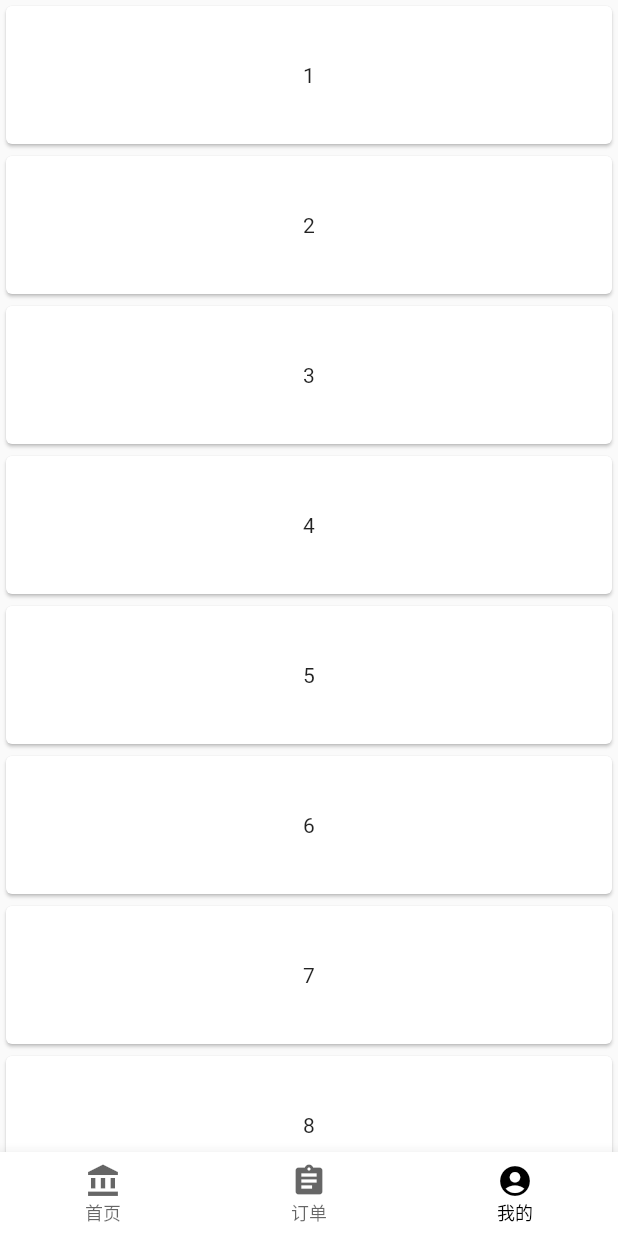
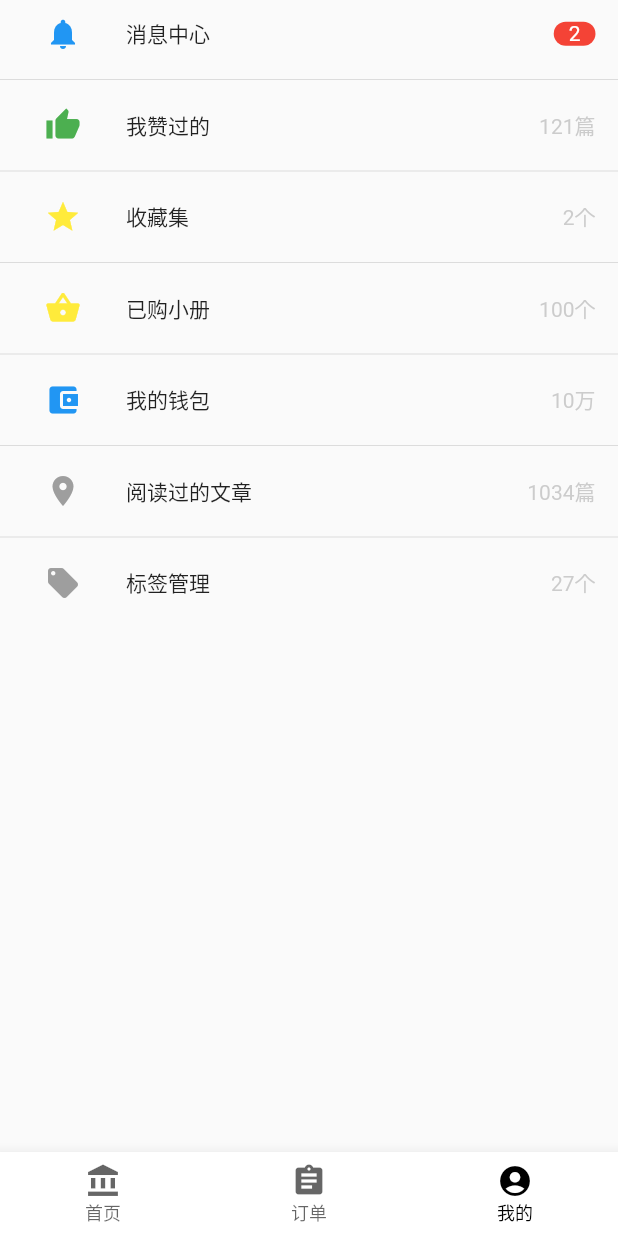
Before and after one commit to sjjrdfivk/order_device, a Flutter app: the screen it shows after launch, item 3 of the bottom bar chosen, on a phone screen of 412 x 824 dp. Run offline on Flutter 3.47's test engine with Material 2 defaults, Android fonts, the phone set to English and light mode, and no system bars; drawn by our look-alikes of pull_to_refresh; our stand-ins replace dio, fluro, flutter_swiper, fluttertoast, permission_handler, shared_preferences and 2 more; missing offline and left inert: color_dart, common_utils; statements that could not run were skipped.

Commit message:
我的页面

```diff
--- a/lib/pages/user/user.dart
+++ b/lib/pages/user/user.dart
@@ -1,136 +1,70 @@
 import 'package:flutter/material.dart';
 
-// import 'package:order_device/components/custom_swiper/index.dart';
-import 'package:pull_to_refresh/pull_to_refresh.dart';
-
-class UserPage extends StatefulWidget {
-  @override
-  _UserPage createState() => _UserPage();
-}
-
-class _UserPage extends State<UserPage> {
-  Color color = Colors.blue[300];
-
-  List<String> items = ["1", "2", "3", "4", "5", "6", "7", "8"];
-  RefreshController _refreshController =
-      RefreshController(initialRefresh: false);
-
-  void _onRefresh() async {
-    // monitor network fetch
-    await Future.delayed(Duration(milliseconds: 1000));
-    // if failed,use refreshFailed()
-    _refreshController.refreshCompleted();
-  }
-
-  void _onLoading() async {
-    // monitor network fetch
-    await Future.delayed(Duration(milliseconds: 1000));
-    // if failed,use loadFailed(),if no data return,use LoadNodata()
-    items.add((items.length + 1).toString());
-    if (mounted) setState(() {});
-    _refreshController.loadComplete();
-  }
-
+class UserPage extends StatelessWidget {
   @override
   Widget build(BuildContext context) {
-    return Scaffold(
-      body: SmartRefresher(
-        enablePullDown: true,
-        enablePullUp: true,
-        header: WaterDropHeader(),
-        footer: CustomFooter(
-          builder: (BuildContext context, LoadStatus mode) {
-            Widget body;
-            if (mode == LoadStatus.idle) {
-              body = Text("上拉加载");
-            } else if (mode == LoadStatus.loading) {
-              // body =  CupertinoActivityIndicator();
-            } else if (mode == LoadStatus.failed) {
-              body = Text("加载失败！点击重试！");
-            } else if (mode == LoadStatus.canLoading) {
-              body = Text("松手,加载更多!");
-            } else {
-              body = Text("没有更多数据了!");
-            }
-            return Container(
-              height: 55.0,
-              child: Center(child: body),
-            );
-          },
+    return Column(
+      children: <Widget>[
+        _SettingItem(
+          iconData: Icons.notifications,
+          iconColor: Colors.blue,
+          title: '消息中心',
+          suffix: _NotificationsText(
+            text: '2',
+          ),
         ),
-        controller: _refreshController,
-        onRefresh: _onRefresh,
-        onLoading: _onLoading,
-        child: ListView.builder(
-          itemBuilder: (c, i) => Card(child: Center(child: Text(items[i]))),
-          itemExtent: 100.0,
-          itemCount: items.length,
+        Divider(),
+        _SettingItem(
+          iconData: Icons.thumb_up,
+          iconColor: Colors.green,
+          title: '我赞过的',
+          suffix: _Suffix(
+            text: '121篇',
+          ),
         ),
-      ),
-    );
-    // return SingleChildScrollView(
-    //   child: Column(
-    //     children: [
-    //       Stack(
-    //         children: [
-    //           Positioned(
-    //             child: CustomSwiper(
-    //               [
-    //                 'assets/images/swiper1.jpg',
-    //                 'assets/images/swiper2.jpg',
-    //                 'assets/images/swiper3.jpg',
-    //               ],
-    //               // 屏幕高度
-    //               height: MediaQuery.of(context).size.height > 800 ? 288 : 208,
-    //             ),
-    //           ),
-    //         ],
-    //       ),
-    //       Container(
-    //         padding: EdgeInsets.only(top: 30),
-    //         child: Row(
-    //           mainAxisAlignment: MainAxisAlignment.spaceEvenly,
-    //           children: [
-    //             buildButtonColumn(color, Icons.call, 'CALL'),
-    //             buildButtonColumn(color, Icons.near_me, 'ROUTE'),
-    //             buildButtonColumn(color, Icons.share, 'SHARE'),
-    //             buildButtonColumn(color, Icons.monitor, 'monitor'),
-    //           ],
-    //         ),
-    //       ),
-    //       Container(
-    //         padding: EdgeInsets.only(top: 30),
-    //         child: Row(
-    //           mainAxisAlignment: MainAxisAlignment.spaceEvenly,
-    //           children: [
-    //             buildButtonColumn(color, Icons.call, 'CALL'),
-    //             buildButtonColumn(color, Icons.near_me, 'ROUTE'),
-    //             buildButtonColumn(color, Icons.share, 'SHARE'),
-    //             buildButtonColumn(color, Icons.monitor, 'monitor'),
-    //           ],
-    //         ),
-    //       ),
-    //       Container()
-    //     ],
-    //   ),
-    // );
-  }
-
-  Column buildButtonColumn(Color color, IconData icon, String label) {
-    return Column(
-      mainAxisSize: MainAxisSize.min,
-      mainAxisAlignment: MainAxisAlignment.center,
-      children: [
-        Icon(icon, color: color),
-        Container(
-          margin: const EdgeInsets.only(top: 8),
-          child: Text(
-            label,
-            style: TextStyle(
-              fontSize: 12,
-              fontWeight: FontWeight.w400,
-              color: color,
-            ),
+        Divider(),
+        _SettingItem(
+          iconData: Icons.grade,
+          iconColor: Colors.yellow,
+          title: '收藏集',
+          suffix: _Suffix(
+            text: '2个',
+          ),
+        ),
+        Divider(),
+        _SettingItem(
+          iconData: Icons.shopping_basket,
+          iconColor: Colors.yellow,
+          title: '已购小册',
+          suffix: _Suffix(
+            text: '100个',
+          ),
+        ),
+        Divider(),
+        _SettingItem(
+          iconData: Icons.account_balance_wallet,
+          iconColor: Colors.blue,
+          title: '我的钱包',
+          suffix: _Suffix(
+            text: '10万',
+          ),
+        ),
+        Divider(),
+        _SettingItem(
+          iconData: Icons.location_on,
+          iconColor: Colors.grey,
+          title: '阅读过的文章',
+          suffix: _Suffix(
+            text: '1034篇',
+          ),
+        ),
+        Divider(),
+        _SettingItem(
+          iconData: Icons.local_offer,
+          iconColor: Colors.grey,
+          title: '标签管理',
+          suffix: _Suffix(
+            text: '27个',
           ),
         ),
       ],
@@ -138,4 +72,76 @@ class _UserPage extends State<UserPage> {
   }
 }
 
-class CupertinoActivityIndicator {}
+class _SettingItem extends StatelessWidget {
+  const _SettingItem(
+      {Key key, this.iconData, this.iconColor, this.title, this.suffix})
+      : super(key: key);
+
+  final IconData iconData;
+  final Color iconColor;
+  final String title;
+  final Widget suffix;
+
+  @override
+  Widget build(BuildContext context) {
+    return Container(
+      height: 45,
+      child: Row(
+        children: <Widget>[
+          SizedBox(
+            width: 30,
+          ),
+          Icon(
+            iconData,
+            color: iconColor,
+          ),
+          SizedBox(
+            width: 30,
+          ),
+          Expanded(
+            child: Text('$title'),
+          ),
+          suffix,
+          SizedBox(
+            width: 15,
+          ),
+        ],
+      ),
+    );
+  }
+}
+
+class _NotificationsText extends StatelessWidget {
+  final String text;
+
+  const _NotificationsText({Key key, this.text}) : super(key: key);
+
+  @override
+  Widget build(BuildContext context) {
+    return Container(
+      padding: EdgeInsets.symmetric(horizontal: 10),
+      decoration: BoxDecoration(
+          shape: BoxShape.rectangle,
+          borderRadius: BorderRadius.all(Radius.circular(50)),
+          color: Colors.red),
+      child: Text(
+        '$text',
+        style: TextStyle(color: Colors.white),
+      ),
+    );
+  }
+}
+
+class _Suffix extends StatelessWidget {
+  final String text;
+
+  const _Suffix({Key key, this.text}) : super(key: key);
+
+  @override
+  Widget build(BuildContext context) {
+    return Text(
+      '$text',
+      style: TextStyle(color: Colors.grey.withOpacity(.5)),
+    );
+  }
+}
--- a/lib/route/route.dart
+++ b/lib/route/route.dart
@@ -13,6 +13,7 @@ class Routes {
   static String detailP = '/detailT';
   static String userAgreement = '/user_agreement';
   static String listTestPage = '/list_test_page';
+  static String payBuyPage = '/payBuyPage';
   // 定义路由处理函数
   static void configureRoutes(FluroRouter router) {
     router.notFoundHandler = new Handler(
@@ -31,5 +32,6 @@ class Routes {
     router.define(login, handler: loginHanderl);
     router.define(userAgreement, handler: userAgreementHanderl);
     router.define(listTestPage, handler: listTestViewPage);
+    router.define(payBuyPage, handler: payPageHanderl);
   }
 }
--- a/lib/route/router_handler.dart
+++ b/lib/route/router_handler.dart
@@ -8,6 +8,7 @@ import 'package:order_device/pages/normal_page/left_list_view_page.dart';
 import 'package:order_device/pages/routing_reference/routing_reference.dart';
 import 'package:order_device/pages/login/login.dart';
 import 'package:order_device/pages/login/user_agreement.dart';
+import 'package:order_device/pages/pay_page/index.dart';
 
 /* *
  * handler就是每个路由的规则，编写handler就是配置路由规则，
@@ -60,3 +61,9 @@ Handler userAgreementHanderl = Handler(
     handlerFunc: (BuildContext context, Map<String, List<String>> params) {
   return UserAgreement();
 });
+
+// 支付
+Handler payPageHanderl = Handler(
+    handlerFunc: (BuildContext context, Map<String, List<String>> params) {
+  return PayPage();
+});
--- a/pubspec.yaml
+++ b/pubspec.yaml
@@ -40,6 +40,7 @@ dependencies:
   synchronized: ^3.0.0
   shared_preferences: ^2.0.5
   fluttertoast: ^7.1.8
+  common_utils: ^2.0.2 #Dart常用工具类库。包含日期，正则，倒计时，时间轴等工具类
 
 dev_dependencies:
   flutter_test:
```
Also changed, not shown: lib/pages/pay_page/index.dart (added, +23 -0 lines), lib/pages/routing_reference/order.dart (+76 -19 lines), lib/pages/routing_reference/order_data.dart (+30 -0 lines), pubspec.lock.
